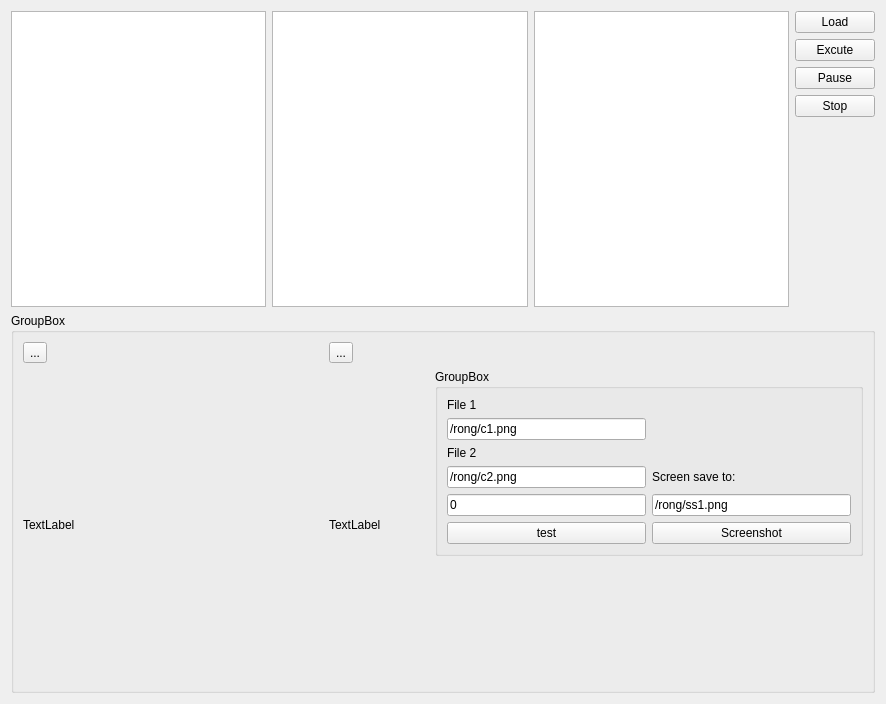
First picture: the form in DFApp/testwidget.ui, repository huangatone/AI-C-PlusPlus-Qt, before the edit.
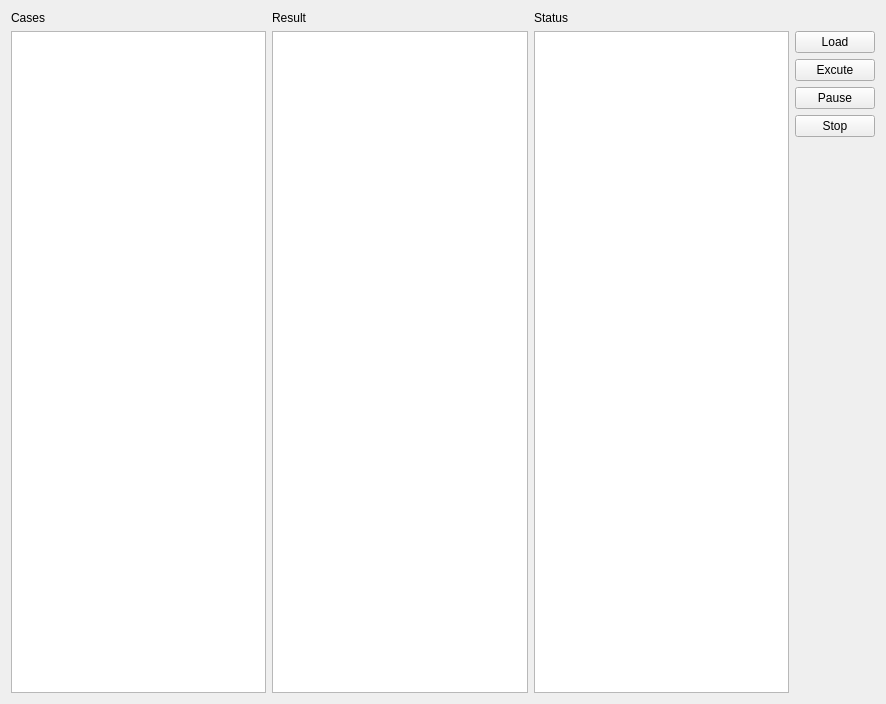
Second picture: the form after the edit.

What changed in the file:
```diff
--- a/DFApp/testwidget.ui
+++ b/DFApp/testwidget.ui
@@ -13,8 +13,31 @@
   <property name="windowTitle">
    <string>Form</string>
   </property>
-  <layout class="QGridLayout" name="gridLayout_2">
-   <item row="0" column="0" rowspan="5">
+  <layout class="QGridLayout" name="gridLayout">
+   <item row="3" column="3">
+    <widget class="QPushButton" name="pushButton_3">
+     <property name="text">
+      <string>Pause</string>
+     </property>
+    </widget>
+   </item>
+   <item row="0" column="0">
+    <widget class="QLabel" name="label">
+     <property name="sizePolicy">
+      <sizepolicy hsizetype="Preferred" vsizetype="Fixed">
+       <horstretch>0</horstretch>
+       <verstretch>0</verstretch>
+      </sizepolicy>
+     </property>
+     <property name="text">
+      <string>Cases</string>
+     </property>
+    </widget>
+   </item>
+   <item row="1" column="2" rowspan="6">
+    <widget class="QListWidget" name="listWidget_3"/>
+   </item>
+   <item row="1" column="0" rowspan="6">
     <widget class="QListWidget" name="listWidget">
      <property name="minimumSize">
       <size>
@@ -24,10 +47,21 @@
      </property>
     </widget>
    </item>
-   <item row="0" column="1" rowspan="5">
-    <widget class="QListWidget" name="listWidget_2"/>
+   <item row="0" column="2">
+    <widget class="QLabel" name="label_3">
+     <property name="text">
+      <string>Status</string>
+     </property>
+    </widget>
    </item>
-   <item row="0" column="3">
+   <item row="0" column="1">
+    <widget class="QLabel" name="label_2">
+     <property name="text">
+      <string>Result</string>
+     </property>
+    </widget>
+   </item>
+   <item row="1" column="3">
     <widget class="QPushButton" name="tbnLoad">
      <property name="text">
       <string>Load</string>
@@ -35,166 +69,29 @@
     </widget>
    </item>
    <item row="2" column="3">
-    <widget class="QPushButton" name="pushButton_3">
-     <property name="text">
-      <string>Pause</string>
-     </property>
-    </widget>
-   </item>
-   <item row="0" column="2" rowspan="5">
-    <widget class="QListWidget" name="listWidget_3"/>
-   </item>
-   <item row="5" column="0" colspan="4">
-    <widget class="QGroupBox" name="groupBox">
-     <property name="title">
-      <string>GroupBox</string>
-     </property>
-     <layout class="QGridLayout" name="gridLayout">
-      <item row="0" column="0">
-       <widget class="QToolButton" name="toolButton">
-        <property name="text">
-         <string>...</string>
-        </property>
-       </widget>
-      </item>
-      <item row="0" column="1">
-       <widget class="QToolButton" name="toolButton_2">
-        <property name="text">
-         <string>...</string>
-        </property>
-       </widget>
-      </item>
-      <item row="4" column="2" rowspan="4">
-       <spacer name="verticalSpacer">
-        <property name="orientation">
-         <enum>Qt::Vertical</enum>
-        </property>
-        <property name="sizeHint" stdset="0">
-         <size>
-          <width>20</width>
-          <height>40</height>
-         </size>
-        </property>
-       </spacer>
-      </item>
-      <item row="1" column="0" rowspan="7">
-       <widget class="QLabel" name="label">
-        <property name="sizePolicy">
-         <sizepolicy hsizetype="Preferred" vsizetype="Preferred">
-          <horstretch>2</horstretch>
-          <verstretch>0</verstretch>
-         </sizepolicy>
-        </property>
-        <property name="minimumSize">
-         <size>
-          <width>300</width>
-          <height>200</height>
-         </size>
-        </property>
-        <property name="text">
-         <string>TextLabel</string>
-        </property>
-        <property name="scaledContents">
-         <bool>true</bool>
-        </property>
-       </widget>
-      </item>
-      <item row="1" column="1" rowspan="7">
-       <widget class="QLabel" name="label_2">
-        <property name="minimumSize">
-         <size>
-          <width>100</width>
-          <height>200</height>
-         </size>
-        </property>
-        <property name="text">
-         <string>TextLabel</string>
-        </property>
-       </widget>
-      </item>
-      <item row="1" column="2" rowspan="3" colspan="2">
-       <widget class="QGroupBox" name="groupBox_2">
-        <property name="title">
-         <string>GroupBox</string>
-        </property>
-        <layout class="QGridLayout" name="gridLayout_3">
-         <item row="4" column="1">
-          <widget class="QLineEdit" name="lineEdit_3">
-           <property name="text">
-            <string>0</string>
-           </property>
-          </widget>
-         </item>
-         <item row="1" column="1">
-          <widget class="QLineEdit" name="lineEdit">
-           <property name="text">
-            <string>/rong/c1.png</string>
-           </property>
-          </widget>
-         </item>
-         <item row="3" column="5">
-          <widget class="QLabel" name="label_3">
-           <property name="text">
-            <string>Screen save to:</string>
-           </property>
-          </widget>
-         </item>
-         <item row="5" column="5">
-          <widget class="QPushButton" name="pushButton_2">
-           <property name="text">
-            <string>Screenshot</string>
-           </property>
-          </widget>
-         </item>
-         <item row="3" column="1">
-          <widget class="QLineEdit" name="lineEdit_2">
-           <property name="text">
-            <string>/rong/c2.png</string>
-           </property>
-          </widget>
-         </item>
-         <item row="4" column="5">
-          <widget class="QLineEdit" name="lineEdit_4">
-           <property name="text">
-            <string>/rong/ss1.png</string>
-           </property>
-          </widget>
-         </item>
-         <item row="0" column="1">
-          <widget class="QLabel" name="label_4">
-           <property name="text">
-            <string>File 1</string>
-           </property>
-          </widget>
-         </item>
-         <item row="5" column="1">
-          <widget class="QPushButton" name="pushButton">
-           <property name="text">
-            <string>test</string>
-           </property>
-          </widget>
-         </item>
-         <item row="2" column="1">
-          <widget class="QLabel" name="label_5">
-           <property name="text">
-            <string>File 2</string>
-           </property>
-          </widget>
-         </item>
-        </layout>
-       </widget>
-      </item>
-     </layout>
-    </widget>
-   </item>
-   <item row="1" column="3">
     <widget class="QPushButton" name="btnExcute">
      <property name="text">
       <string>Excute</string>
      </property>
     </widget>
    </item>
-   <item row="3" column="3">
+   <item row="1" column="1" rowspan="6">
+    <widget class="QListWidget" name="listWidget_2"/>
+   </item>
+   <item row="5" column="3">
+    <spacer name="verticalSpacer">
+     <property name="orientation">
+      <enum>Qt::Vertical</enum>
+     </property>
+     <property name="sizeHint" stdset="0">
+      <size>
+       <width>20</width>
+       <height>40</height>
+      </size>
+     </property>
+    </spacer>
+   </item>
+   <item row="4" column="3">
     <widget class="QPushButton" name="pushButton_4">
      <property name="text">
       <string>Stop</string>
```
